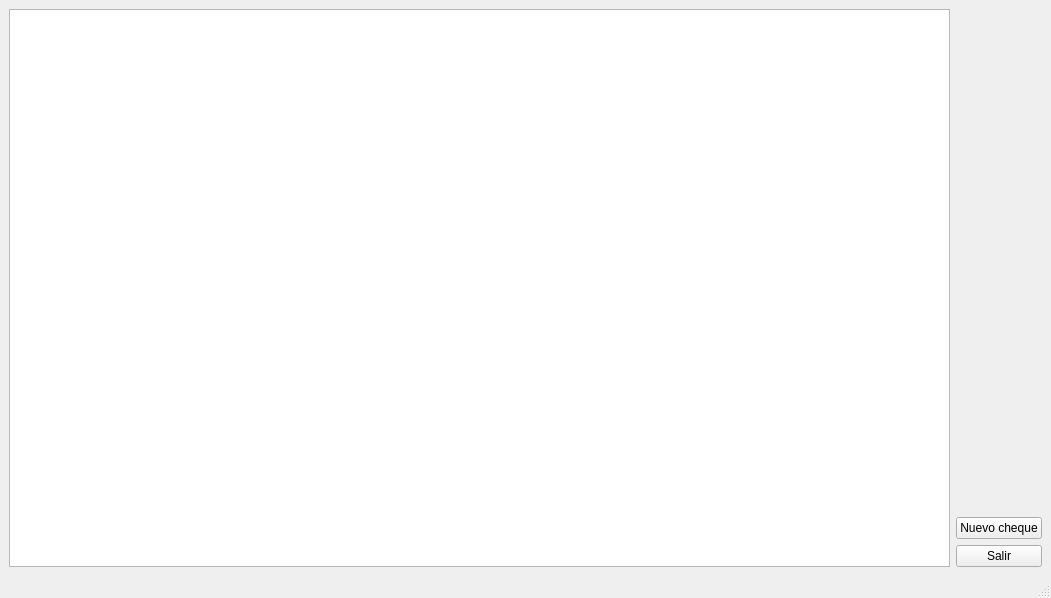
Before: the Qt Designer form cheques.ui in waltermas-gitter/infomesas-gui, drawn with Qt 5.
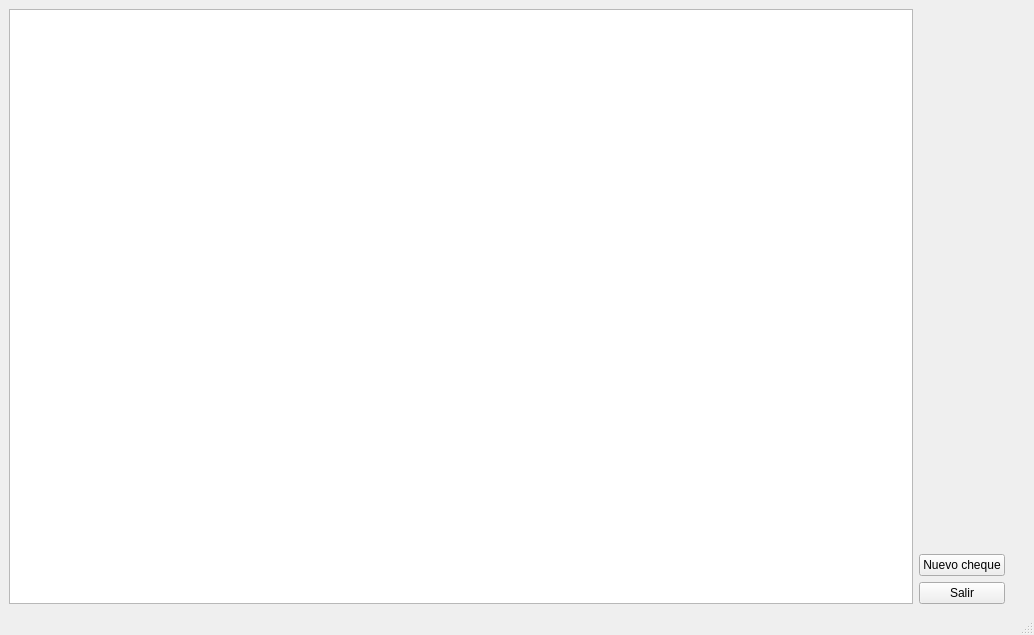
After: the same form once the commit is applied. Icons and pictures are not drawn.

```diff
--- a/cheques.ui
+++ b/cheques.ui
@@ -6,8 +6,8 @@
    <rect>
     <x>0</x>
     <y>0</y>
-    <width>1051</width>
-    <height>598</height>
+    <width>1034</width>
+    <height>635</height>
    </rect>
   </property>
   <property name="windowTitle">
@@ -42,6 +42,9 @@
     </item>
     <item row="0" column="1">
      <layout class="QVBoxLayout" name="verticalLayout">
+      <property name="rightMargin">
+       <number>20</number>
+      </property>
       <item>
        <spacer name="verticalSpacer">
         <property name="orientation">
```
Left out of the diff: 4 changed lines with no effect on the pictures.
